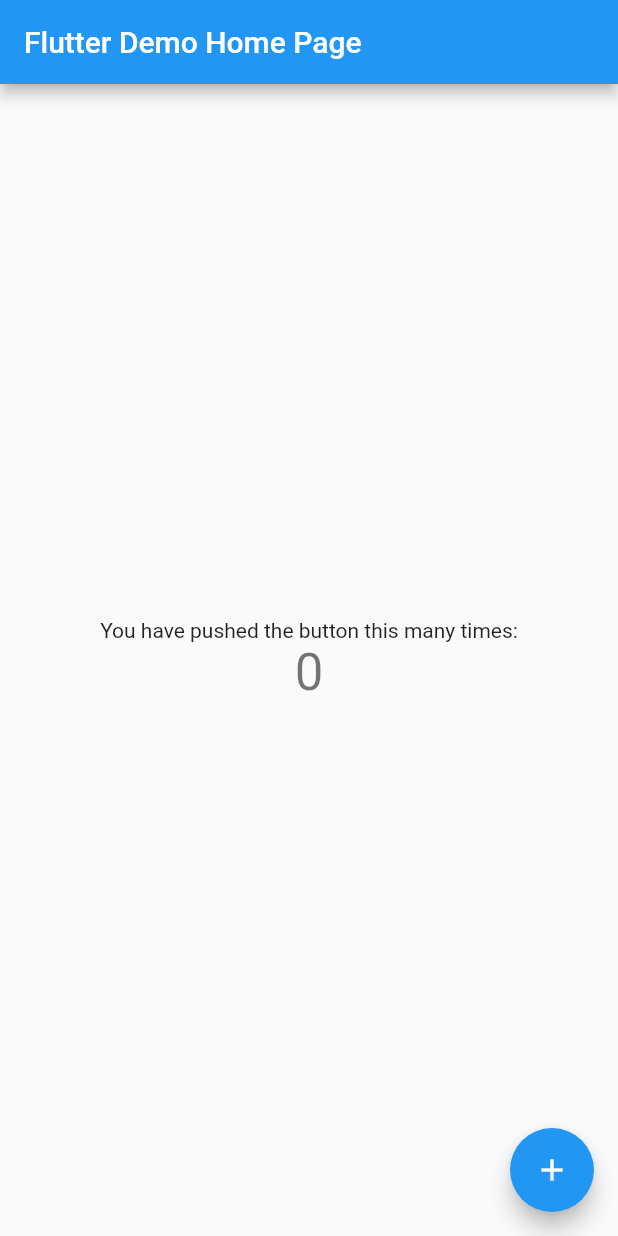
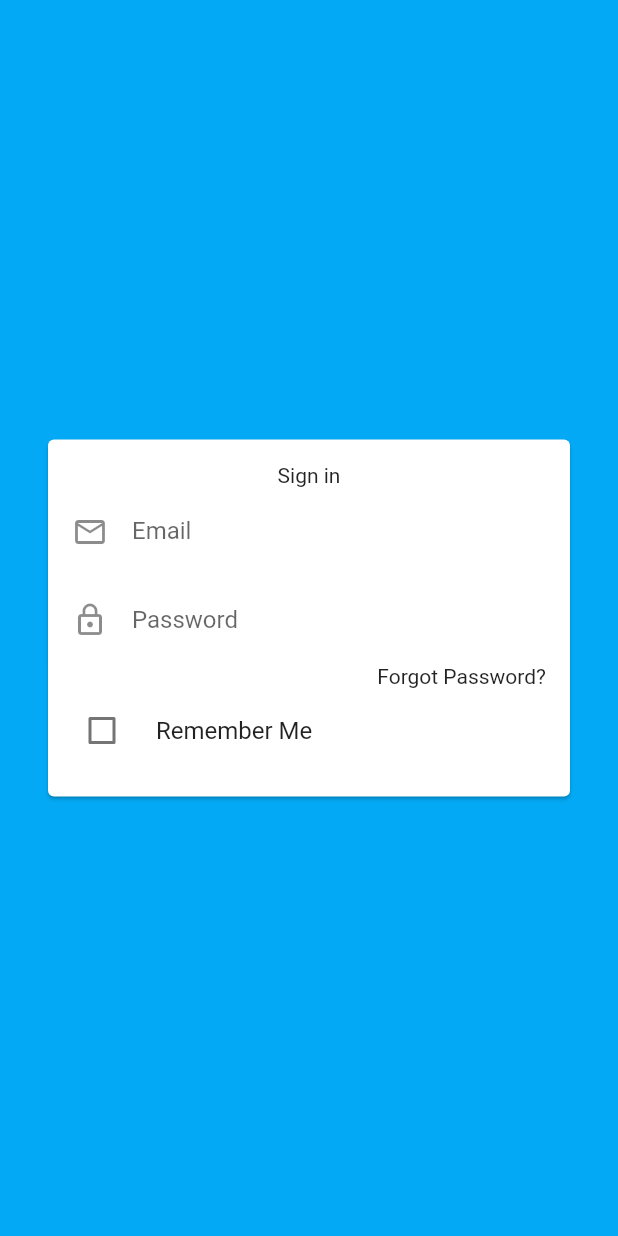
Before and after one commit to s-erfani/simple_login_ui, a Flutter app: the screen it shows after launch, on a phone screen of 412 x 824 dp. Run offline on Flutter 3.47's test engine with Material 2 defaults, Android fonts, the phone set to English and light mode, and no system bars.

Commit message:
+ sign in screen

```diff
--- /dev/null
+++ b/lib/login_screen.dart
@@ -0,0 +1,66 @@
+import 'package:flutter/material.dart';
+
+class LoginScreen extends StatefulWidget {
+  const LoginScreen({Key? key}) : super(key: key);
+
+  @override
+  _LoginScreenState createState() => _LoginScreenState();
+}
+
+class _LoginScreenState extends State<LoginScreen> {
+  bool boxVal = false;
+
+  @override
+  Widget build(BuildContext context) {
+    return SafeArea(
+      child: Scaffold(
+        body: Container(
+          decoration: BoxDecoration(color: Colors.lightBlue),
+          child: Center(
+            child: Card(
+              margin: const EdgeInsets.all(32),
+              child: Padding(
+                padding: const EdgeInsets.all(16.0),
+                child: Column(
+                  mainAxisSize: MainAxisSize.min,
+                  children: [
+                    Text("Sign in"),
+                    TextField(
+                      decoration: InputDecoration(
+                          icon: Icon(Icons.mail_outline),
+                          labelText: "Email",
+                          border: InputBorder.none),
+                    ),
+                    TextField(
+                      decoration: InputDecoration(
+                          icon: Icon(Icons.lock_outline),
+                          labelText: "Password",
+                          border: InputBorder.none),
+                    ),
+                    SizedBox(
+                      width: double.infinity,
+                      child: Text(
+                        'Forgot Password?',
+                        textAlign: TextAlign.end,
+                      ),
+                    ),
+                    CheckboxListTile(
+                        controlAffinity: ListTileControlAffinity.leading,
+                        contentPadding: const EdgeInsets.all(0),
+                        title: Text("Remember Me"),
+                        value: boxVal,
+                        onChanged: (val) {
+                          setState(() {
+                            boxVal = val!;
+                          });
+                        }),
+                  ],
+                ),
+              ),
+            ),
+          ),
+        ),
+      ),
+    );
+  }
+}
--- a/lib/main.dart
+++ b/lib/main.dart
@@ -1,113 +1,18 @@
 import 'package:flutter/material.dart';
+import 'package:simple_login_ui/login_screen.dart';
 
 void main() {
   runApp(MyApp());
 }
 
 class MyApp extends StatelessWidget {
-  // This widget is the root of your application.
+  const MyApp({Key? key}) : super(key: key);
+
   @override
   Widget build(BuildContext context) {
     return MaterialApp(
-      title: 'Flutter Demo',
-      theme: ThemeData(
-        // This is the theme of your application.
-        //
-        // Try running your application with "flutter run". You'll see the
-        // application has a blue toolbar. Then, without quitting the app, try
-        // changing the primarySwatch below to Colors.green and then invoke
-        // "hot reload" (press "r" in the console where you ran "flutter run",
-        // or simply save your changes to "hot reload" in a Flutter IDE).
-        // Notice that the counter didn't reset back to zero; the application
-        // is not restarted.
-        primarySwatch: Colors.blue,
-      ),
-      home: MyHomePage(title: 'Flutter Demo Home Page'),
+      debugShowCheckedModeBanner: false,
+      home: LoginScreen(),
     );
   }
 }
-
-class MyHomePage extends StatefulWidget {
-  MyHomePage({Key key, this.title}) : super(key: key);
-
-  // This widget is the home page of your application. It is stateful, meaning
-  // that it has a State object (defined below) that contains fields that affect
-  // how it looks.
-
-  // This class is the configuration for the state. It holds the values (in this
-  // case the title) provided by the parent (in this case the App widget) and
-  // used by the build method of the State. Fields in a Widget subclass are
-  // always marked "final".
-
-  final String title;
-
-  @override
-  _MyHomePageState createState() => _MyHomePageState();
-}
-
-class _MyHomePageState extends State<MyHomePage> {
-  int _counter = 0;
-
-  void _incrementCounter() {
-    setState(() {
-      // This call to setState tells the Flutter framework that something has
-      // changed in this State, which causes it to rerun the build method below
-      // so that the display can reflect the updated values. If we changed
-      // _counter without calling setState(), then the build method would not be
-      // called again, and so nothing would appear to happen.
-      _counter++;
-    });
-  }
-
-  @override
-  Widget build(BuildContext context) {
-    // This method is rerun every time setState is called, for instance as done
-    // by the _incrementCounter method above.
-    //
-    // The Flutter framework has been optimized to make rerunning build methods
-    // fast, so that you can just rebuild anything that needs updating rather
-    // than having to individually change instances of widgets.
-    return Scaffold(
-      appBar: AppBar(
-        // Here we take the value from the MyHomePage object that was created by
-        // the App.build method, and use it to set our appbar title.
-        title: Text(widget.title),
-      ),
-      body: Center(
-        // Center is a layout widget. It takes a single child and positions it
-        // in the middle of the parent.
-        child: Column(
-          // Column is also a layout widget. It takes a list of children and
-          // arranges them vertically. By default, it sizes itself to fit its
-          // children horizontally, and tries to be as tall as its parent.
-          //
-          // Invoke "debug painting" (press "p" in the console, choose the
-          // "Toggle Debug Paint" action from the Flutter Inspector in Android
-          // Studio, or the "Toggle Debug Paint" command in Visual Studio Code)
-          // to see the wireframe for each widget.
-          //
-          // Column has various properties to control how it sizes itself and
-          // how it positions its children. Here we use mainAxisAlignment to
-          // center the children vertically; the main axis here is the vertical
-          // axis because Columns are vertical (the cross axis would be
-          // horizontal).
-          mainAxisAlignment: MainAxisAlignment.center,
-          children: <Widget>[
-            Text(
-              'You have pushed the button this many times:',
-            ),
-            Text(
-              '$_counter',
-              style: Theme.of(context).textTheme.headline4,
-            ),
-          ],
-        ),
-      ),
-      floatingActionButton: FloatingActionButton(
-        onPressed: _incrementCounter,
-        tooltip: 'Increment',
-        child: Icon(Icons.add),
-      ), // This trailing comma makes auto-formatting nicer for build methods.
-    );
-  }
-}
--- a/pubspec.yaml
+++ b/pubspec.yaml
@@ -18,7 +18,7 @@ publish_to: 'none' # Remove this line if you wish to publish to pub.dev
 version: 1.0.0+1
 
 environment:
-  sdk: ">=2.7.0 <3.0.0"
+  sdk: ">=2.12.0 <3.0.0"
 
 dependencies:
   flutter:
@@ -27,7 +27,7 @@ dependencies:
 
   # The following adds the Cupertino Icons font to your application.
   # Use with the CupertinoIcons class for iOS style icons.
-  cupertino_icons: ^1.0.2
+  cupertino_icons: ^1.0.3
 
 dev_dependencies:
   flutter_test:
```
